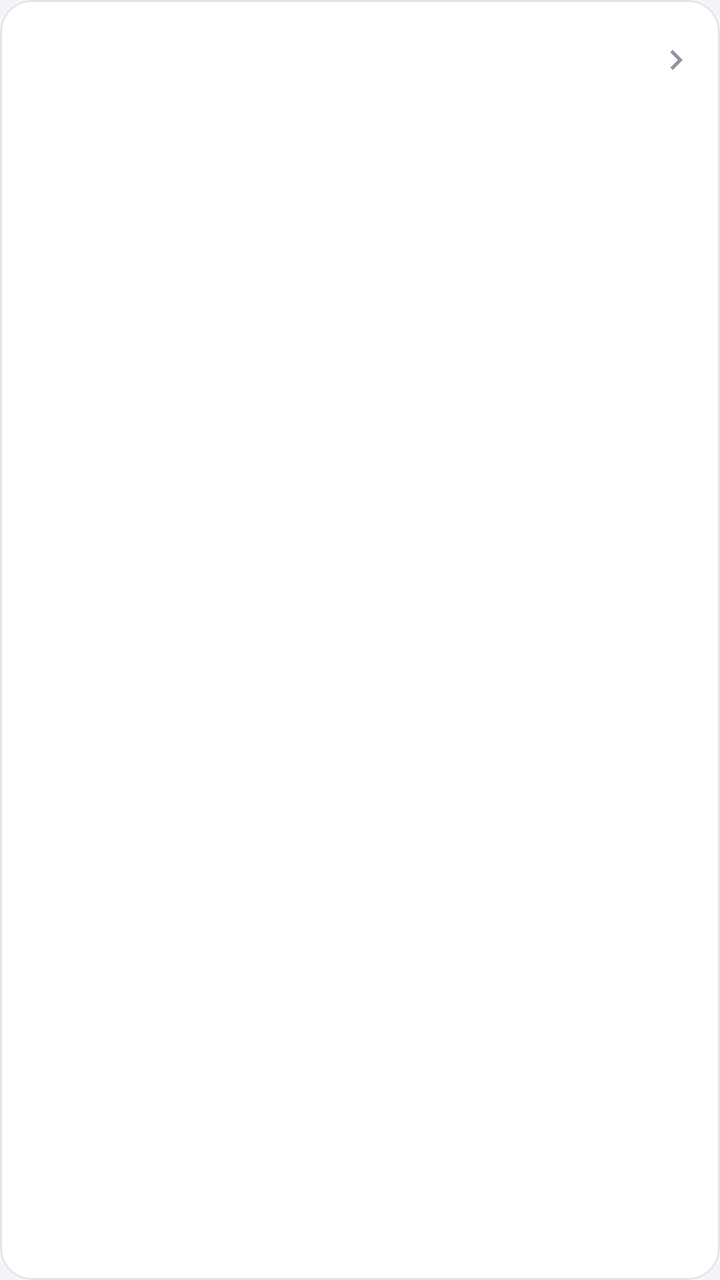
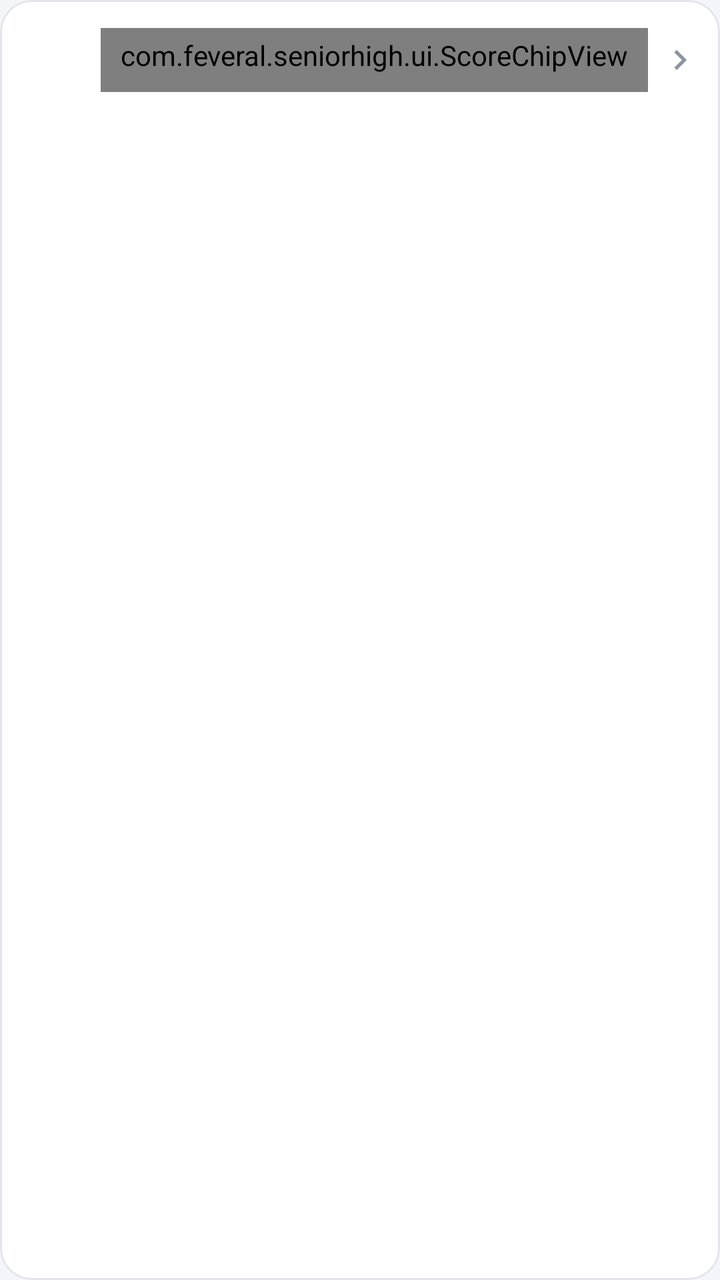

The first picture is an Android layout as it rendered before a commit; the second is the same layout after the commit. The layout source and the unified diff follow.
<!-- AndroidManifest.xml: application theme AppTheme -->
<!-- res/layout/item_main.xml -->
<?xml version="1.0" encoding="utf-8"?>
<com.google.android.material.card.MaterialCardView
    xmlns:android="http://schemas.android.com/apk/res/android"
    style="@style/ListCard"
    android:layout_width="match_parent"
    android:layout_height="wrap_content"
    android:clickable="true"
    android:focusable="true">

    <LinearLayout
        android:layout_width="match_parent"
        android:layout_height="wrap_content"
        android:minHeight="60dp"
        android:gravity="center_vertical"
        android:orientation="horizontal"
        android:paddingStart="16dp"
        android:paddingEnd="12dp"
        android:paddingTop="12dp"
        android:paddingBottom="12dp">

        <TextView
            android:id="@+id/item_title_main"
            android:layout_width="0dp"
            android:layout_height="wrap_content"
            android:layout_weight="1"
            android:textSize="16sp"
            android:textStyle="bold"
            android:textColor="@color/ink"/>

        <TextView
            android:id="@+id/item_title_remark"
            android:layout_width="wrap_content"
            android:layout_height="wrap_content"
            android:layout_marginStart="12dp"
            android:textSize="15sp"
            android:textStyle="bold"
            android:fontFeatureSettings="tnum"
            android:textColor="@color/on_amber_container"/>

        <ImageView
            android:layout_width="20dp"
            android:layout_height="20dp"
            android:layout_marginStart="6dp"
            android:importantForAccessibility="no"
            android:src="@drawable/ic_chevron_right"/>
    </LinearLayout>
</com.google.android.material.card.MaterialCardView>
<!-- resources referenced by this layout -->
<resources>
  <color name="ink">#1B2233</color>
  <color name="on_amber_container">#7A5300</color>
  <color name="ink_tertiary">#8D93A1</color>
  <dimen name="cardMarginH">16dp</dimen>
  <dimen name="cardMarginV">5dp</dimen>
  <dimen name="cardRadius">16dp</dimen>
  <color name="surface">#FFFFFF</color>
  <color name="outline">#E3E5EB</color>
  <color name="scrim_ripple">#141B2233</color>
  <color name="white">#FFFFFF</color>
  <color name="indigo_container">#E8ECF7</color>
  <color name="on_indigo_container">#2D3A5C</color>
  <color name="amber">#F2B200</color>
  <color name="amber_container">#FFF4D6</color>
  <color name="bg_app">#F4F5F8</color>
  <color name="ink_secondary">#5F6677</color>
  <style name="AppToolbar" parent="Widget.Material3.Toolbar">
          <item name="titleTextAppearance">@style/TextAppearance.App.ToolbarTitle</item>
          <item name="titleTextColor">@color/ink</item>
          <item name="navigationIconTint">@color/ink</item>
          <item name="android:background">@color/bg_app</item>
      </style>
  <style name="DrawerArrowStyle" parent="Widget.AppCompat.DrawerArrowToggle">
          <item name="spinBars">true</item>
          <item name="color">@color/ink</item>
      </style>
  <!-- drawable tab_indicator (drawable) -->
  <?xml version="1.0" encoding="utf-8"?>
  <shape xmlns:android="http://schemas.android.com/apk/res/android" android:shape="rectangle">
      <corners android:topLeftRadius="3dp" android:topRightRadius="3dp"/>
      <solid android:color="@color/amber"/>
      <size android:height="3dp"/>
  </shape>
  <style name="TextAppearance.App.Tab" parent="TextAppearance.Material3.TitleSmall">
          <item name="android:textSize">15sp</item>
          <item name="android:textStyle">bold</item>
          <item name="textAllCaps">false</item>
      </style>
  <style name="TextAppearance.App.ToolbarTitle" parent="TextAppearance.Material3.TitleLarge">
          <item name="android:textSize">22sp</item>
          <item name="android:textStyle">bold</item>
          <item name="android:textColor">@color/ink</item>
      </style>
  <!-- unchanged entries left out for length: 4 -->
</resources>

<!-- the commit's change to res/layout/item_main.xml (unified diff, before → after) -->
@@ -1,6 +1,7 @@
 <?xml version="1.0" encoding="utf-8"?>
 <com.google.android.material.card.MaterialCardView
     xmlns:android="http://schemas.android.com/apk/res/android"
+    xmlns:app="http://schemas.android.com/apk/res-auto"
     style="@style/ListCard"
     android:layout_width="match_parent"
     android:layout_height="wrap_content"
@@ -11,31 +12,40 @@
         android:layout_width="match_parent"
         android:layout_height="wrap_content"
         android:minHeight="60dp"
+        android:baselineAligned="false"
         android:gravity="center_vertical"
         android:orientation="horizontal"
         android:paddingStart="16dp"
-        android:paddingEnd="12dp"
+        android:paddingEnd="10dp"
         android:paddingTop="12dp"
         android:paddingBottom="12dp">
 
-        <TextView
-            android:id="@+id/item_title_main"
+        <LinearLayout
             android:layout_width="0dp"
             android:layout_height="wrap_content"
             android:layout_weight="1"
-            android:textSize="16sp"
-            android:textStyle="bold"
-            android:textColor="@color/ink"/>
+            android:orientation="vertical">
+            <TextView
+                android:id="@+id/item_title_main"
+                android:layout_width="wrap_content"
+                android:layout_height="wrap_content"
+                android:maxLines="2"
+                android:ellipsize="end"
+                android:lineSpacingExtra="2dp"
+                android:textSize="16sp"
+                android:textStyle="bold"
+                android:textColor="@color/ink"/>
+            <TextView
+                android:id="@+id/item_score_caption"
+                style="@style/ListCaption"/>
+        </LinearLayout>
 
-        <TextView
+        <com.feveral.seniorhigh.ui.ScoreChipView
             android:id="@+id/item_title_remark"
-            android:layout_width="wrap_content"
-            android:layout_height="wrap_content"
+            style="@style/ScoreChip"
             android:layout_marginStart="12dp"
-            android:textSize="15sp"
-            android:textStyle="bold"
-            android:fontFeatureSettings="tnum"
-            android:textColor="@color/on_amber_container"/>
+            app:captionView="@id/item_score_caption"
+            app:captionPrefix="最後篩選  "/>
 
         <ImageView
             android:layout_width="20dp"
<!-- resource entries referenced after the edit -->
@@ -1,6 +1,34 @@
 <!-- resources referenced by this layout -->
 <resources>
   <color name="ink">#1B2233</color>
+  <style name="ListCaption">
+          <item name="android:layout_width">wrap_content</item>
+          <item name="android:layout_height">wrap_content</item>
+          <item name="android:layout_marginTop">4dp</item>
+          <item name="android:textColor">@color/ink_secondary</item>
+          <item name="android:textSize">12sp</item>
+          <item name="android:maxLines">1</item>
+          <item name="android:ellipsize">end</item>
+          <item name="android:visibility">gone</item>
+      </style>
+  <style name="ScoreChip">
+          <item name="android:layout_width">wrap_content</item>
+          <item name="android:layout_height">wrap_content</item>
+          <item name="android:minWidth">80dp</item>
+          <item name="android:minHeight">32dp</item>
+          <item name="android:background">@drawable/bg_score_chip</item>
+          <item name="android:paddingStart">10dp</item>
+          <item name="android:paddingEnd">10dp</item>
+          <item name="android:paddingTop">4dp</item>
+          <item name="android:paddingBottom">4dp</item>
+          <item name="android:gravity">center</item>
+          <item name="android:maxLines">1</item>
+          <item name="android:includeFontPadding">false</item>
+          <item name="android:textColor">@color/on_amber_container</item>
+          <item name="android:textSize">16sp</item>
+          <item name="android:textStyle">bold</item>
+          <item name="android:fontFeatureSettings">tnum</item>
+      </style>
   <color name="on_amber_container">#7A5300</color>
   <color name="ink_tertiary">#8D93A1</color>
   <dimen name="cardMarginH">16dp</dimen>
@@ -9,6 +37,12 @@
   <color name="surface">#FFFFFF</color>
   <color name="outline">#E3E5EB</color>
   <color name="scrim_ripple">#141B2233</color>
+  <!-- drawable bg_score_chip (drawable) -->
+  <?xml version="1.0" encoding="utf-8"?>
+  <shape xmlns:android="http://schemas.android.com/apk/res/android" android:shape="rectangle">
+      <solid android:color="@color/amber_container"/>
+      <corners android:radius="10dp"/>
+  </shape>
   <color name="white">#FFFFFF</color>
   <color name="indigo_container">#E8ECF7</color>
   <color name="on_indigo_container">#2D3A5C</color>
